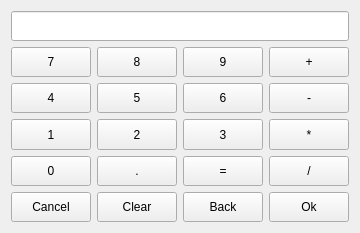
Old version of the form plugins/Commands/Calculator/calculatorwidget.ui in the repository KDE/simon.
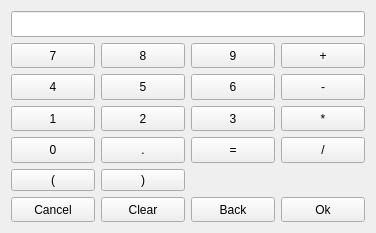
New version of the form. Custom widgets are drawn as their Qt base class.

Commit message: Add support for brackets (Doesn't work correctly now!)

Diff of the .ui file:
```diff
--- a/plugins/Commands/Calculator/calculatorwidget.ui
+++ b/plugins/Commands/Calculator/calculatorwidget.ui
@@ -6,7 +6,7 @@
    <rect>
     <x>0</x>
     <y>0</y>
-    <width>357</width>
+    <width>376</width>
     <height>233</height>
    </rect>
   </property>
@@ -218,7 +218,7 @@
      </property>
     </widget>
    </item>
-   <item row="5" column="3">
+   <item row="6" column="3">
     <widget class="KPushButton" name="pbOk">
      <property name="sizePolicy">
       <sizepolicy hsizetype="Minimum" vsizetype="Minimum">
@@ -257,7 +257,7 @@
      </property>
     </widget>
    </item>
-   <item row="5" column="0">
+   <item row="6" column="0">
     <widget class="KPushButton" name="pbCancel">
      <property name="sizePolicy">
       <sizepolicy hsizetype="Minimum" vsizetype="Minimum">
@@ -270,7 +270,7 @@
      </property>
     </widget>
    </item>
-   <item row="5" column="1">
+   <item row="6" column="1">
     <widget class="KPushButton" name="pbClear">
      <property name="sizePolicy">
       <sizepolicy hsizetype="Minimum" vsizetype="Minimum">
@@ -283,7 +283,7 @@
      </property>
     </widget>
    </item>
-   <item row="5" column="2">
+   <item row="6" column="2">
     <widget class="KPushButton" name="pbBack">
      <property name="sizePolicy">
       <sizepolicy hsizetype="Minimum" vsizetype="Minimum">
@@ -296,6 +296,20 @@
      </property>
     </widget>
    </item>
+   <item row="5" column="0">
+    <widget class="KPushButton" name="pbBracketOpen">
+     <property name="text">
+      <string>(</string>
+     </property>
+    </widget>
+   </item>
+   <item row="5" column="1">
+    <widget class="KPushButton" name="pbBracketClose">
+     <property name="text">
+      <string>)</string>
+     </property>
+    </widget>
+   </item>
   </layout>
  </widget>
  <customwidgets>
```
The commit also changes 3 other files.
